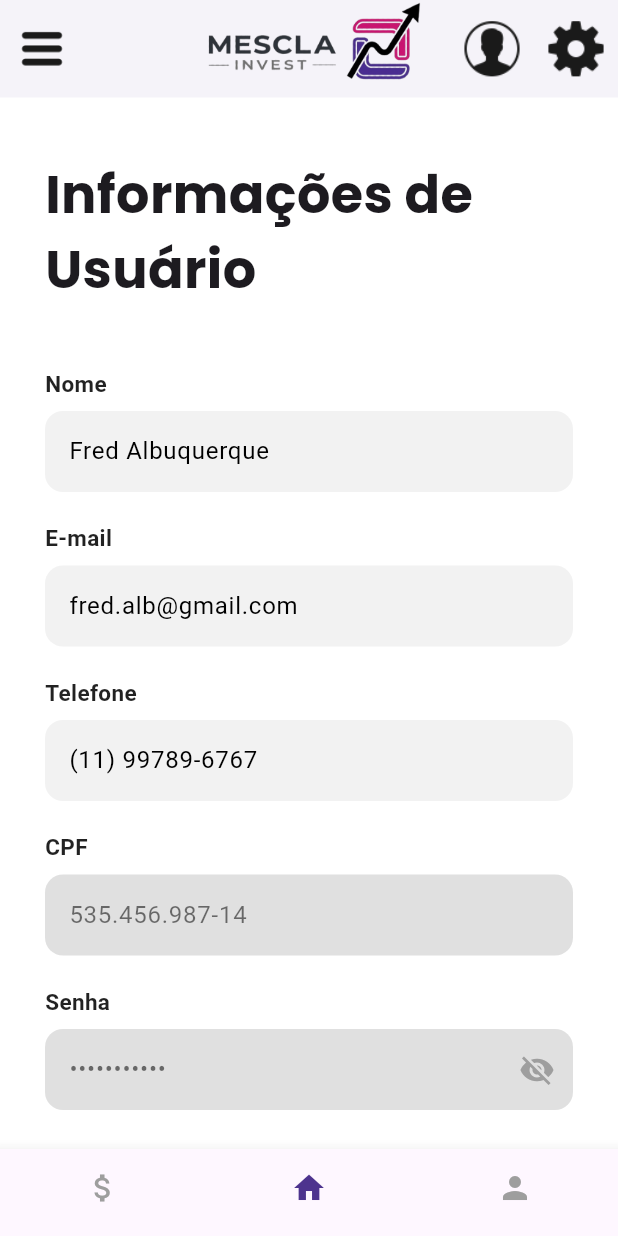
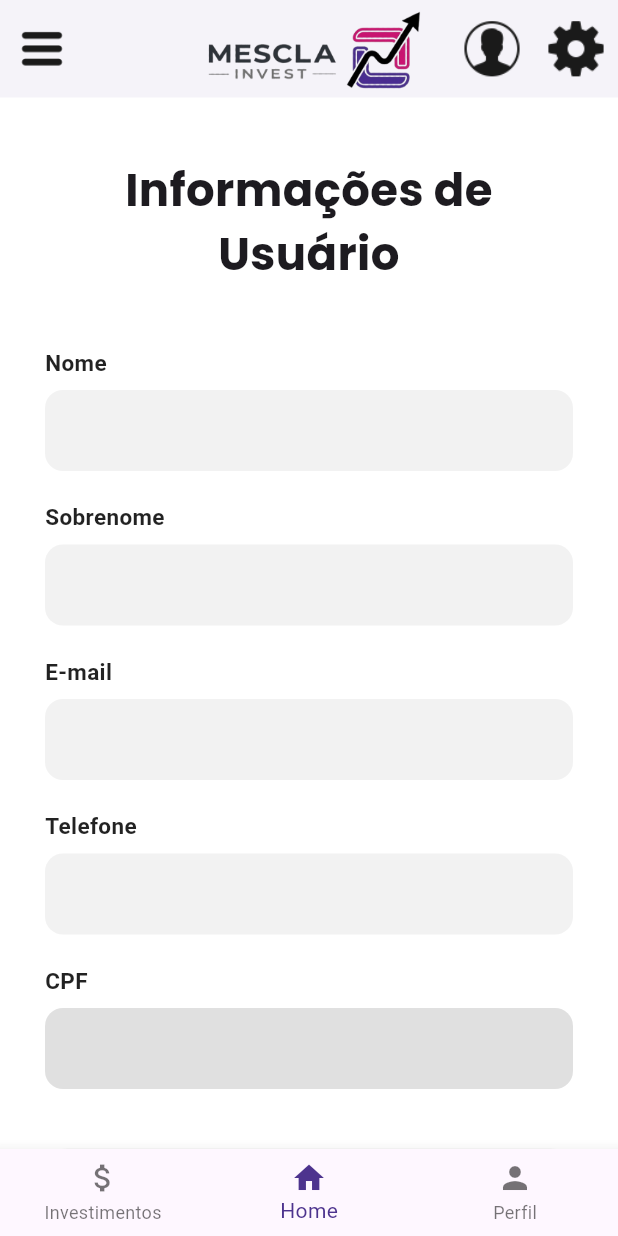
Before and after one commit to beatrizsasaki1114/ES-PI3-2026-T3-G17, a Flutter app: the UserConfigPage screen opened directly, on a phone screen of 412 x 824 dp. Run offline on Flutter 3.47's test engine with Material 3 defaults, Android fonts, the phone set to English and light mode, and no system bars; our stand-ins replace cloud_firestore, cloud_functions, firebase_auth, firebase_core, google_fonts, youtube_player_flutter; accounts and stored records are empty.

Commit message:
Implementado pagina de perfil e configurações de usuário com o banco de dados

```diff
--- a/lib/screens/User/user_data_page.dart
+++ b/lib/screens/User/user_data_page.dart
@@ -1,5 +1,7 @@
 import 'package:google_fonts/google_fonts.dart';
 import 'package:flutter/material.dart';
+import 'package:cloud_firestore/cloud_firestore.dart';
+import 'package:firebase_auth/firebase_auth.dart';
 import 'package:projeto_integrador_3_grupo_17/screens/App/config_page.dart';
 import 'package:projeto_integrador_3_grupo_17/screens/App/catalogue_page.dart';
 import 'package:projeto_integrador_3_grupo_17/screens/User/wallet_page.dart';
@@ -14,279 +16,166 @@ class UserConfigPage extends StatefulWidget {
 }
 
 class _UserConfigPageState extends State<UserConfigPage> {
-  Widget _buildDrawerItem({
-  required IconData icon,
-  required String text,
-  required VoidCallback onTap,
-  Color color = const Color.fromARGB(255, 77, 51, 142),
-}) {
-  return ListTile(
-    leading: Icon(icon, color: color),
-    title: Text(
-      text,
-      style: GoogleFonts.poppins(fontSize: 16, color: color == Colors.red ? Colors.red : Colors.black87),
-    ),
-    onTap: onTap,
+  // Controllers para os campos editáveis
+  final TextEditingController _firstNameController = TextEditingController();
+  final TextEditingController _lastNameController = TextEditingController();
+  final TextEditingController _emailController = TextEditingController();
+  final TextEditingController _phoneController = TextEditingController();
+
+  // Variáveis para campos apenas de leitura
+  String _cpf = "";
+
+  bool _isLoading = true;
+  final _selectedIndex = 1;
+
+  @override
+  void initState() {
+    super.initState();
+    _loadUserData();
+  }
+
+  @override
+  void dispose() {
+    _firstNameController.dispose();
+    _lastNameController.dispose();
+    _emailController.dispose();
+    _phoneController.dispose();
+    super.dispose();
+  }
+
+  /// Carrega os dados do Firestore
+  Future<void> _loadUserData() async {
+    try {
+      final user = FirebaseAuth.instance.currentUser;
+      if (user != null) {
+        final doc = await FirebaseFirestore.instance
+            .collection('Usuários')
+            .doc(user.uid)
+            .get();
+
+        if (doc.exists) {
+          final data = doc.data()!;
+          setState(() {
+            _firstNameController.text = data['nome'] ?? "";
+            _lastNameController.text = data['sobrenome'] ?? "";
+            _emailController.text = data['email'] ?? user.email ?? "";
+            _phoneController.text = data['telefone'] ?? "";
+            _cpf = data['cpf'] ?? "Não informado";
+            _isLoading = false;
+          });
+        }
+      }
+    } catch (e) {
+      debugPrint("Erro ao carregar dados: $e");
+      setState(() => _isLoading = false);
+    }
+  }
+
+  /// Salva as alterações no Firestore
+  Future<void> _updateUserData() async {
+    setState(() => _isLoading = true);
+    try {
+      final user = FirebaseAuth.instance.currentUser;
+      if (user != null) {
+        await FirebaseFirestore.instance
+            .collection('Usuários')
+            .doc(user.uid)
+            .update({
+          'nome': _firstNameController.text.trim(),
+          'sobrenome': _lastNameController.text.trim(),
+          'email': _emailController.text.trim(),
+          'telefone': _phoneController.text.trim(),
+        });
+
+        if (mounted) {
+          ScaffoldMessenger.of(context).showSnackBar(
+            const SnackBar(content: Text("Dados atualizados com sucesso!")),
           );
+          Navigator.pop(context);
         }
-  final _selectedIndex = 1;
-  bool _obscurePassword = true;
+      }
+    } catch (e) {
+      debugPrint("Erro ao atualizar: $e");
+      ScaffoldMessenger.of(context).showSnackBar(
+        const SnackBar(content: Text("Erro ao salvar alterações.")),
+      );
+    } finally {
+      setState(() => _isLoading = false);
+    }
+  }
 
   @override
   Widget build(BuildContext context) {
     return Scaffold(
       backgroundColor: Colors.white,
-      appBar: AppBar(
-        backgroundColor: const Color.fromARGB(255, 255, 255, 255),
-        elevation: 2,
-        centerTitle: true,
-        toolbarHeight: 65,
-
-        leading: Builder(
-          builder: (BuildContext context) {
-            return IconButton(
-              icon: Image.asset('assets/images/menuIcon.png', height: 40, width: 40),
-              onPressed: () {
-                Scaffold.of(context).openDrawer();
-              },
-            );
-          },
-        ),
-
-        title: InkWell(
-          onTap: () {
-            Navigator.of(context).pushAndRemoveUntil(
-              MaterialPageRoute(builder: (_) => const CataloguePage()),
-              (route) => false,
-            );
-          },
-          borderRadius: BorderRadius.circular(8),
-          child: Transform.translate(
-            offset: const Offset(0, -6),
-            child: Image.asset(
-              'assets/images/logoMesclaInvest.png',
-              height: 80,
-              fit: BoxFit.contain,
-            ),
-          ),
-        ),
-
-        actions: [
-          IconButton(
-            icon: Image.asset(
-              'assets/images/userIcon.png',
-              height: 40,
-              width: 40,
-            ),
-            onPressed: () {
-              Navigator.push(
-              context,
-              MaterialPageRoute(builder: (context) => const UserProfilePage()),
-            );
-            },
-          ),
-          IconButton(
-            icon: Image.asset(
-              'assets/images/configIcon.png',
-              height: 40,
-              width: 40,
-            ),
-            onPressed: () {
-              Navigator.push(
-                context,
-                MaterialPageRoute(
-                  builder: (context) => const ConfigPage(),
-                ),
-              );
-            },
-          ),
-        ],
-      ),
-      drawer: Drawer(
-  child: ListView(
-    padding: EdgeInsets.zero,
-    children: [
-      DrawerHeader(
-        decoration: const BoxDecoration(
-          color: Color.fromARGB(255, 77, 51, 142),
-        ),
-        child: Column(
-          crossAxisAlignment: CrossAxisAlignment.start,
-          mainAxisAlignment: MainAxisAlignment.center,
-          children: [
-            const CircleAvatar(
-              backgroundColor: Colors.white,
-              radius: 30,
-              child: Icon(Icons.person, size: 40, color: Color.fromARGB(255, 77, 51, 142)),
-            ),
-            const SizedBox(height: 10),
-            Text(
-              'Mescla Invest',
-              style: GoogleFonts.poppins(
-                color: Colors.white,
-                fontSize: 18,
-                fontWeight: FontWeight.bold,
-              ),
-            ),
-          ],
-        ),
-      ),
-
-
-      _buildDrawerItem(
-        icon: Icons.business_center,
-        text: 'Catálogo de Startups',
-        onTap: () => Navigator.push(context, MaterialPageRoute(builder: (_) => const CataloguePage())),
-      ),
-      _buildDrawerItem(
-        icon: Icons.account_balance_wallet,
-        text: 'Minha Carteira',
-        onTap: () => Navigator.push(context, MaterialPageRoute(builder: (_) => const WalletPage())),
-      ),
-      _buildDrawerItem(
-        icon: Icons.trending_up,
-        text: 'Investimentos',
-        onTap: () => Navigator.push(context, MaterialPageRoute(builder: (_) => const WalletPage())),
-      ),
-      _buildDrawerItem(
-        icon: Icons.person,
-        text: 'Meu Perfil',
-        onTap: () => Navigator.push(context, MaterialPageRoute(builder: (_) => const UserProfilePage())),
-      ),
-      _buildDrawerItem(
-        icon: Icons.settings,
-        text: 'Configurações',
-        onTap: () => Navigator.push(context, MaterialPageRoute(builder: (_) => const ConfigPage())),
-      ),
-
-      const Divider(),
-
-      _buildDrawerItem(
-        icon: Icons.exit_to_app,
-        text: 'Sair',
-        color: Colors.red,
-        onTap: () {
-          Navigator.push(
-                context,
-                MaterialPageRoute(
-                builder: (context) => const  LoginPage(),
-                ),
-              );
-        },
-      ),
-    ],
-  ),
-),
-      body: SafeArea(
+      appBar: _buildAppBar(),
+      drawer: _buildDrawer(),
+      body: _isLoading
+          ? const Center(child: CircularProgressIndicator())
+          : SafeArea(
               child: SingleChildScrollView(
                 child: Container(
                   width: double.infinity,
                   padding: const EdgeInsets.symmetric(horizontal: 30),
                   child: Column(
-              crossAxisAlignment: CrossAxisAlignment.center,
                     children: [
                       const SizedBox(height: 40),
                       Text(
                         'Informações de Usuário',
+                        textAlign: TextAlign.center,
                         style: GoogleFonts.poppins(
-                    textStyle: const TextStyle(fontSize: 35, fontWeight: FontWeight.bold),
+                          textStyle: const TextStyle(fontSize: 30, fontWeight: FontWeight.bold),
                         ),
                       ),
                       const SizedBox(height: 40),
 
                       _buildFieldLabel("Nome"),
-                _buildCustomInput(initialValue: "Fred Albuquerque"),
+                      _buildCustomInput(controller: _firstNameController),
+                      const SizedBox(height: 20),
+
+                      _buildFieldLabel("Sobrenome"),
+                      _buildCustomInput(controller: _lastNameController),
                       const SizedBox(height: 20),
 
                       _buildFieldLabel("E-mail"),
-                _buildCustomInput(initialValue: "fred.alb@gmail.com"),
+                      _buildCustomInput(controller: _emailController, keyboardType: TextInputType.emailAddress),
                       const SizedBox(height: 20),
 
                       _buildFieldLabel("Telefone"),
-                _buildCustomInput(initialValue: "(11) 99789-6767"),
+                      _buildCustomInput(controller: _phoneController, keyboardType: TextInputType.phone),
                       const SizedBox(height: 20),
 
                       _buildFieldLabel("CPF"),
-                _buildCustomInput(initialValue: "535.456.987-14", isEditable: false),
-                const SizedBox(height: 20),
-
-                _buildFieldLabel("Senha"),
-                _buildCustomInput(
-                  initialValue: "FredAlb1976",
-                  isEditable: false,
-                  isPassword: true,
-                  obscure: _obscurePassword,
-                  onToggle: () {
-                    setState(() {
-                      _obscurePassword = !_obscurePassword;
-                    });
-                  },
-                ),
+                      _buildCustomInput(initialValue: _cpf, isEditable: false),
 
                       const SizedBox(height: 40),
-
-                SizedBox(
-                  width: double.infinity,
-                  height: 55,
-                  child: ElevatedButton(
-                    style: ElevatedButton.styleFrom(
-                      backgroundColor: const Color(0xFFF3009A),
-                      shape: RoundedRectangleBorder(
-                        borderRadius: BorderRadius.circular(15),
-                      ),
-                    ),
-                    onPressed: () => Navigator.pop(context),
-                    child: const Text(
-                      "Salvar Alterações",
-                      style: TextStyle(color: Colors.white, fontSize: 18, fontWeight: FontWeight.bold),
-                    ),
-                  ),
-                ),
+                      _buildSaveButton(),
                       const SizedBox(height: 40),
                     ],
                   ),
                 ),
               ),
             ),
-      bottomNavigationBar: BottomNavigationBar(
-        currentIndex: _selectedIndex,
-        type: BottomNavigationBarType.fixed,
-        onTap: (index) {
-          if (index == 0) {
-            Navigator.push(
-              context,
-              MaterialPageRoute(builder: (context) => const WalletPage()),
-            );
-          } else if (index == 1) {
-            Navigator.of(context).pushAndRemoveUntil(
-              MaterialPageRoute(builder: (_) => const CataloguePage()),
-              (route) => false,
-            );
-          } else if (index == 2) {
-            Navigator.push(
-              context,
-              MaterialPageRoute(builder: (context) => const UserProfilePage()),
+      bottomNavigationBar: _buildBottomNav(),
     );
   }
-        },
-        selectedItemColor: const Color.fromARGB(255, 77, 51, 142),
-        unselectedItemColor: Colors.grey,
-        showSelectedLabels: false,
-        showUnselectedLabels: false,
-        items: const [
-          BottomNavigationBarItem(
-            icon: Icon(Icons.attach_money),
-            label: 'Investimentos',
+
+  // --- Widgets Auxiliares ---
+
+  Widget _buildSaveButton() {
+    return SizedBox(
+      width: double.infinity,
+      height: 55,
+      child: ElevatedButton(
+        style: ElevatedButton.styleFrom(
+          backgroundColor: const Color(0xFFF3009A),
+          shape: RoundedRectangleBorder(borderRadius: BorderRadius.circular(15)),
         ),
-          BottomNavigationBarItem(
-            icon: Icon(Icons.home),
-            label: 'Home',
+        onPressed: _updateUserData,
+        child: const Text(
+          "Salvar Alterações",
+          style: TextStyle(color: Colors.white, fontSize: 18, fontWeight: FontWeight.bold),
         ),
-          BottomNavigationBarItem(
-            icon: Icon(Icons.person),
-            label: 'Perfil',
-          ),
-        ],
       ),
     );
   }
@@ -303,37 +192,103 @@ class _UserConfigPageState extends State<UserConfigPage> {
       ),
     );
   }
+
   Widget _buildCustomInput({
-    required String initialValue,
+    TextEditingController? controller,
+    String? initialValue,
     bool isEditable = true,
-    bool isPassword = false,
-    bool obscure = false,
-    VoidCallback? onToggle,
+    TextInputType keyboardType = TextInputType.text,
   }) {
     return Container(
       decoration: BoxDecoration(
         color: isEditable ? const Color(0xFFF2F2F2) : const Color(0xFFE0E0E0),
         borderRadius: BorderRadius.circular(12),
       ),
-      child: TextField(
-        controller: TextEditingController(text: initialValue),
+      child: TextFormField(
+        controller: controller ?? TextEditingController(text: initialValue),
         readOnly: !isEditable,
-        obscureText: isPassword ? obscure : false,
+        keyboardType: keyboardType,
         style: TextStyle(color: isEditable ? Colors.black : Colors.black54),
-        decoration: InputDecoration(
+        decoration: const InputDecoration(
           border: InputBorder.none,
-          contentPadding: const EdgeInsets.symmetric(horizontal: 16, vertical: 15),
-          suffixIcon: isPassword
-              ? IconButton(
-                  icon: Icon(
-                    obscure ? Icons.visibility_off : Icons.visibility,
-                    color: Colors.grey,
-                  ),
-                  onPressed: onToggle,
-                )
-              : null,
+          contentPadding: EdgeInsets.symmetric(horizontal: 16, vertical: 15),
         ),
       ),
     );
   }
+
+  AppBar _buildAppBar() {
+    return AppBar(
+      backgroundColor: Colors.white,
+      elevation: 2,
+      centerTitle: true,
+      toolbarHeight: 65,
+      leading: Builder(
+        builder: (context) => IconButton(
+          icon: Image.asset('assets/images/menuIcon.png', height: 40),
+          onPressed: () => Scaffold.of(context).openDrawer(),
+        ),
+      ),
+      title: InkWell(
+        onTap: () => Navigator.of(context).pushAndRemoveUntil(
+          MaterialPageRoute(builder: (_) => const CataloguePage()), (route) => false),
+        child: Image.asset('assets/images/logoMesclaInvest.png', height: 80),
+      ),
+      actions: [
+        IconButton(
+          icon: Image.asset('assets/images/userIcon.png', height: 40),
+          onPressed: () => Navigator.push(context, MaterialPageRoute(builder: (_) => const UserProfilePage())),
+        ),
+        IconButton(
+          icon: Image.asset('assets/images/configIcon.png', height: 40),
+          onPressed: () => Navigator.push(context, MaterialPageRoute(builder: (_) => const ConfigPage())),
+        ),
+      ],
+    );
   }
+
+  Widget _buildDrawer() {
+    return Drawer(
+      child: ListView(
+        padding: EdgeInsets.zero,
+        children: [
+          const DrawerHeader(
+            decoration: BoxDecoration(color: Color.fromARGB(255, 77, 51, 142)),
+            child: Center(child: Text("Mescla Invest", style: TextStyle(color: Colors.white, fontSize: 20))),
+          ),
+          _buildDrawerItem(Icons.business_center, 'Catálogo', () => Navigator.push(context, MaterialPageRoute(builder: (_) => const CataloguePage()))),
+          _buildDrawerItem(Icons.account_balance_wallet, 'Carteira', () => Navigator.push(context, MaterialPageRoute(builder: (_) => const WalletPage()))),
+          _buildDrawerItem(Icons.person, 'Perfil', () => Navigator.push(context, MaterialPageRoute(builder: (_) => const UserProfilePage()))),
+          const Divider(),
+          _buildDrawerItem(Icons.exit_to_app, 'Sair', () => FirebaseAuth.instance.signOut().then((_) => Navigator.pushReplacement(context, MaterialPageRoute(builder: (_) => const LoginPage()))), color: Colors.red),
+        ],
+      ),
+    );
+  }
+
+  Widget _buildDrawerItem(IconData icon, String text, VoidCallback onTap, {Color color = const Color.fromARGB(255, 77, 51, 142)}) {
+    return ListTile(
+      leading: Icon(icon, color: color),
+      title: Text(text, style: GoogleFonts.poppins(fontSize: 16, color: color == Colors.red ? Colors.red : Colors.black87)),
+      onTap: onTap,
+    );
+  }
+
+  Widget _buildBottomNav() {
+    return BottomNavigationBar(
+      currentIndex: _selectedIndex,
+      type: BottomNavigationBarType.fixed,
+      onTap: (index) {
+        if (index == 0) Navigator.push(context, MaterialPageRoute(builder: (_) => const WalletPage()));
+        if (index == 1) Navigator.of(context).pushAndRemoveUntil(MaterialPageRoute(builder: (_) => const CataloguePage()), (route) => false);
+        if (index == 2) Navigator.push(context, MaterialPageRoute(builder: (_) => const UserProfilePage()));
+      },
+      selectedItemColor: const Color.fromARGB(255, 77, 51, 142),
+      items: const [
+        BottomNavigationBarItem(icon: Icon(Icons.attach_money), label: 'Investimentos'),
+        BottomNavigationBarItem(icon: Icon(Icons.home), label: 'Home'),
+        BottomNavigationBarItem(icon: Icon(Icons.person), label: 'Perfil'),
+      ],
+    );
+  }
+}
```
Also changed, not shown: lib/screens/User/user_profile_page.dart (+118 -134 lines). Lines whose indentation alone changed are shown as unchanged.
